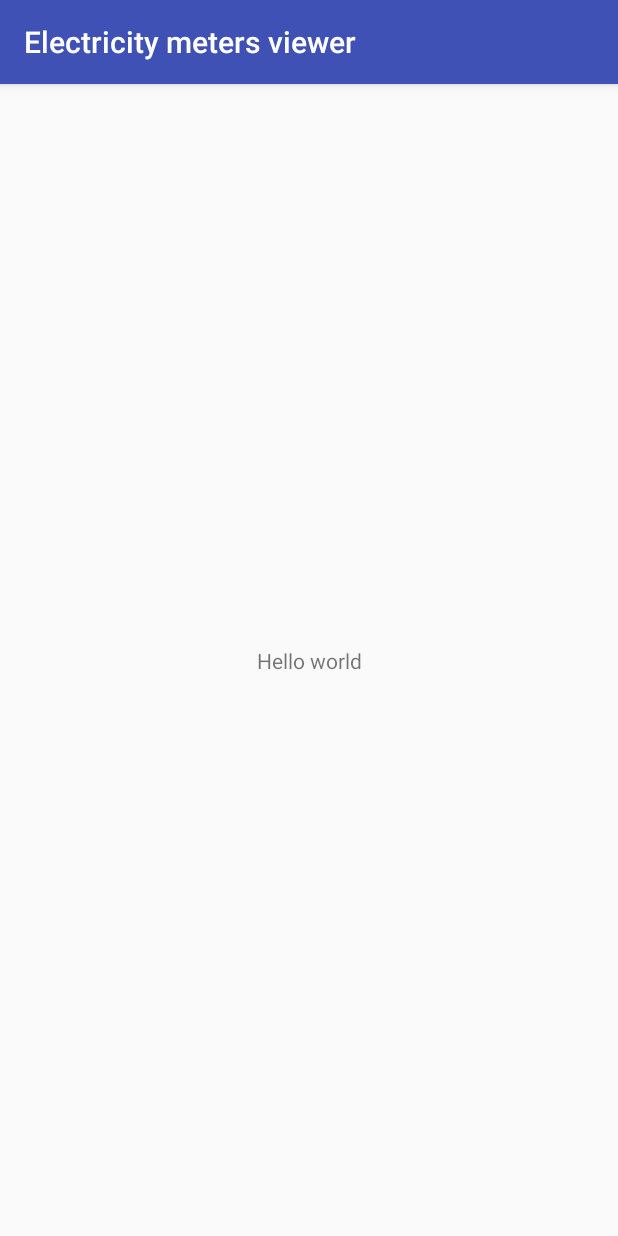
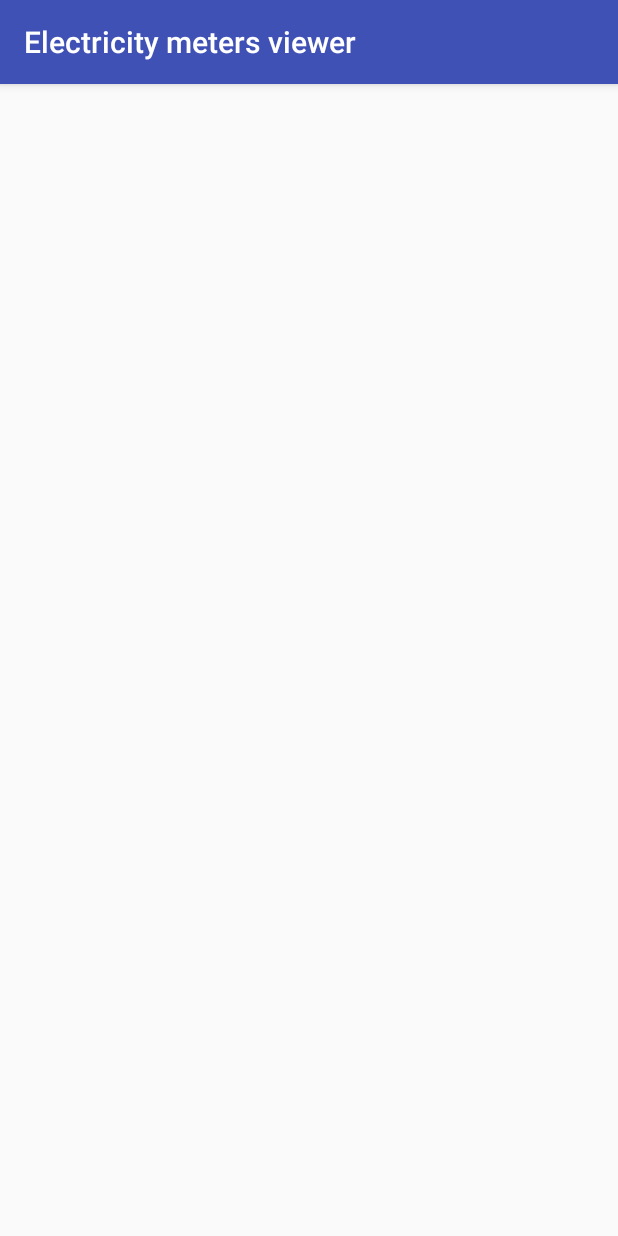
Before and after one commit to dimkas71/electricity-meters-viewer, an Android app: the screen it shows after launch (MainActivity), on a phone screen of 412 x 824 dp. Run offline under Robolectric (Android 15) with nearby library versions, the phone set to English and light mode, and no system bars.

Commit message:
Adding recylcerView to the main Layout

```diff
--- a/app/src/main/java/compsevice/ua/app/MainActivity.java
+++ b/app/src/main/java/compsevice/ua/app/MainActivity.java
@@ -2,12 +2,22 @@ package compsevice.ua.app;
 
 import android.support.v7.app.AppCompatActivity;
 import android.os.Bundle;
+import android.support.v7.widget.RecyclerView;
+import android.view.View;
+import android.widget.ProgressBar;
 
 public class MainActivity extends AppCompatActivity {
+
+    private RecyclerView recylcerView;
+    private ProgressBar progressBar;
 
     @Override
     protected void onCreate(Bundle savedInstanceState) {
         super.onCreate(savedInstanceState);
         setContentView(R.layout.activity_main);
+        //1. ProgressBar
+        progressBar = findViewById(R.id.progress_bar);
+
+        recylcerView = findViewById(R.id.recycler_view);
     }
 }
--- a/app/src/main/res/layout/activity_main.xml
+++ b/app/src/main/res/layout/activity_main.xml
@@ -6,13 +6,19 @@
     android:layout_height="match_parent"
     tools:context=".MainActivity">
 
-    <TextView
+    <android.support.v7.widget.RecyclerView
+        android:id="@+id/recycler_view"
+        android:layout_width="match_parent"
+        android:layout_height="match_parent">
+
+    </android.support.v7.widget.RecyclerView>
+
+    <ProgressBar
+        android:id="@+id/progress_bar"
         android:layout_width="wrap_content"
         android:layout_height="wrap_content"
-        android:text="@string/hello_world"
-        app:layout_constraintBottom_toBottomOf="parent"
-        app:layout_constraintLeft_toLeftOf="parent"
-        app:layout_constraintRight_toRightOf="parent"
-        app:layout_constraintTop_toTopOf="parent" />
-
+        android:layout_marginTop="496dp"
+        android:foregroundGravity="center"
+        android:visibility="gone"
+        />
 </android.support.constraint.ConstraintLayout>
```
